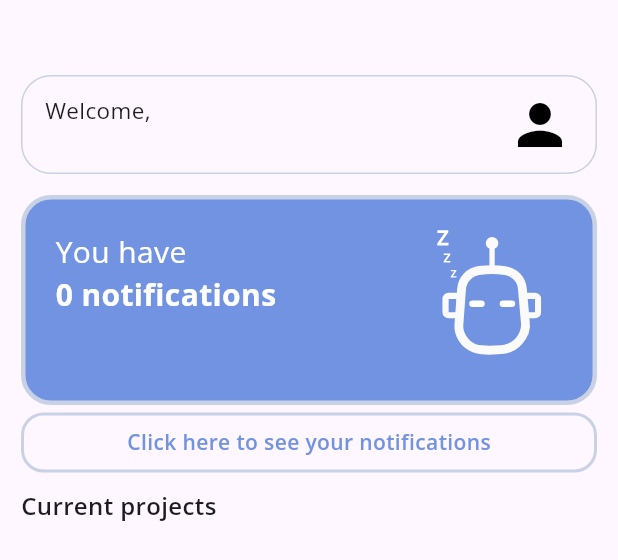
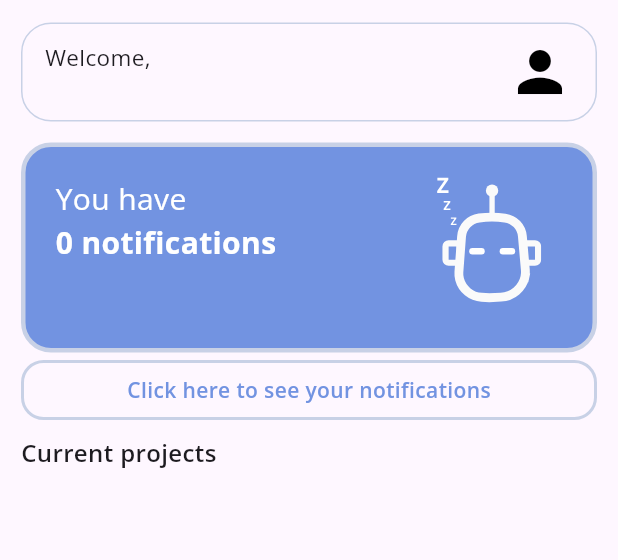
Before and after one commit to La-Table-Ronde/my-intra, a Flutter app: the HomeWidget widget shown alone on an empty page, opened directly with empty values, on a phone screen of 412 x 824 dp. Shown: the top 560 px of the screen. Run offline on Flutter 3.47's test engine with Material 3 defaults, Android fonts, the phone set to English and light mode, and no system bars; our stand-ins replace firebase_core, firebase_crashlytics, firebase_messaging, flutter_local_notifications, flutter_svg, google_fonts and 4 more; missing offline and left inert: firebase_performance, flutter_inappwebview, in_app_update, open_file_plus, webview_cookie_manager, webview_flutter_android and 2 more; accounts and stored records are empty; network calls fail.

Commit message:
fix(Home): padding top of page

```diff
--- a/lib/home_widget.dart
+++ b/lib/home_widget.dart
@@ -32,7 +32,7 @@ class _HomeWidgetState extends State<HomeWidget> {
   @override
   Widget build(BuildContext context) {
     return Container(
-      padding: const EdgeInsets.only(left: 14, right: 14, top: 50, bottom: 14),
+      padding: const EdgeInsets.only(left: 14, right: 14, top: 15, bottom: 14),
       child: Column(
         mainAxisSize: MainAxisSize.max,
         children: [
```
